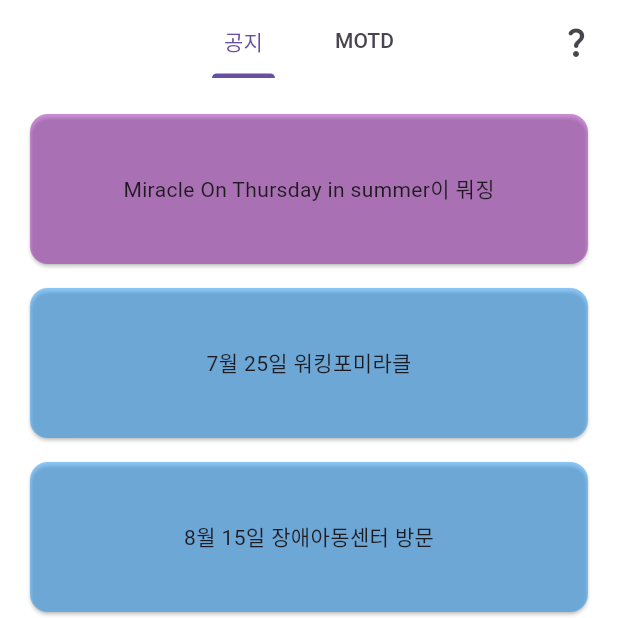
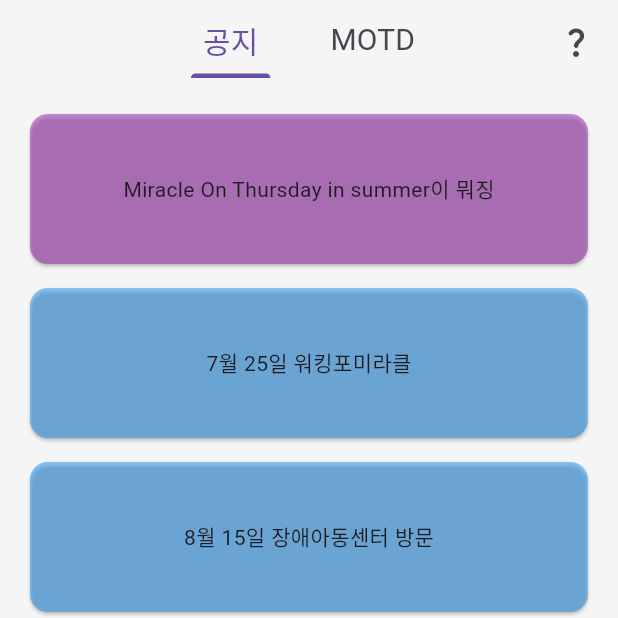
Before and after one commit to kiwi-choe/motd, a Flutter app: the screen it shows after launch, on a phone screen of 412 x 824 dp, the top half of it. Run offline on Flutter 3.47's test engine with Material 3 defaults, Android fonts, the light colour scheme and no system bars; our stand-ins replace cloud_firestore, firebase_core, firebase_storage, image_picker, logger, transparent_image; accounts and stored records are empty; Roboto replaces fonts that are missing (Pretendard); project files that could hold a hidden picture were left out.

Commit message:
1. Set font style 2. Separate widgets if content is empty

```diff
--- a/lib/main.dart
+++ b/lib/main.dart
@@ -25,7 +25,10 @@ class App extends StatelessWidget {
   @override
   Widget build(BuildContext context) {
     return MaterialApp(
-      theme: ThemeData(scaffoldBackgroundColor: Colors.white),
+      theme: ThemeData(
+        scaffoldBackgroundColor: Colors.grey[100],
+        fontFamily: "Pretendard",
+      ),
       home: const HomeScreen(),
     );
   }
--- a/lib/screens/home_screen.dart
+++ b/lib/screens/home_screen.dart
@@ -40,6 +40,10 @@ class HomeScreen extends StatelessWidget {
 
   TabBar _getTabBar() {
     return const TabBar(
+      labelStyle: TextStyle(
+        fontWeight: FontWeight.w400,
+        fontSize: 20,
+      ),
       tabs: [
         Padding(
           padding: EdgeInsets.symmetric(horizontal: 8),
--- a/lib/screens/motd_screen.dart
+++ b/lib/screens/motd_screen.dart
@@ -69,7 +69,6 @@ class _MotdScreenState extends State<MotdScreen> {
           ),
         ],
       ),
-      backgroundColor: Colors.grey[100],
       body: StreamBuilder<QuerySnapshot<FeedResponse>>(
         stream: _feedService.getFeedStream(FeedQuery.recent),
         builder: (context, snapshot) {
```
Also changed, not shown: lib/widget/image_placeholder.dart (added, +15 -0 lines), lib/widget/photo_card.dart (+22 -7 lines), pubspec.yaml (+24 -13 lines), assets/fonts/Pretendard-Thin.otf (added), pubspec.lock, 8 other files.
